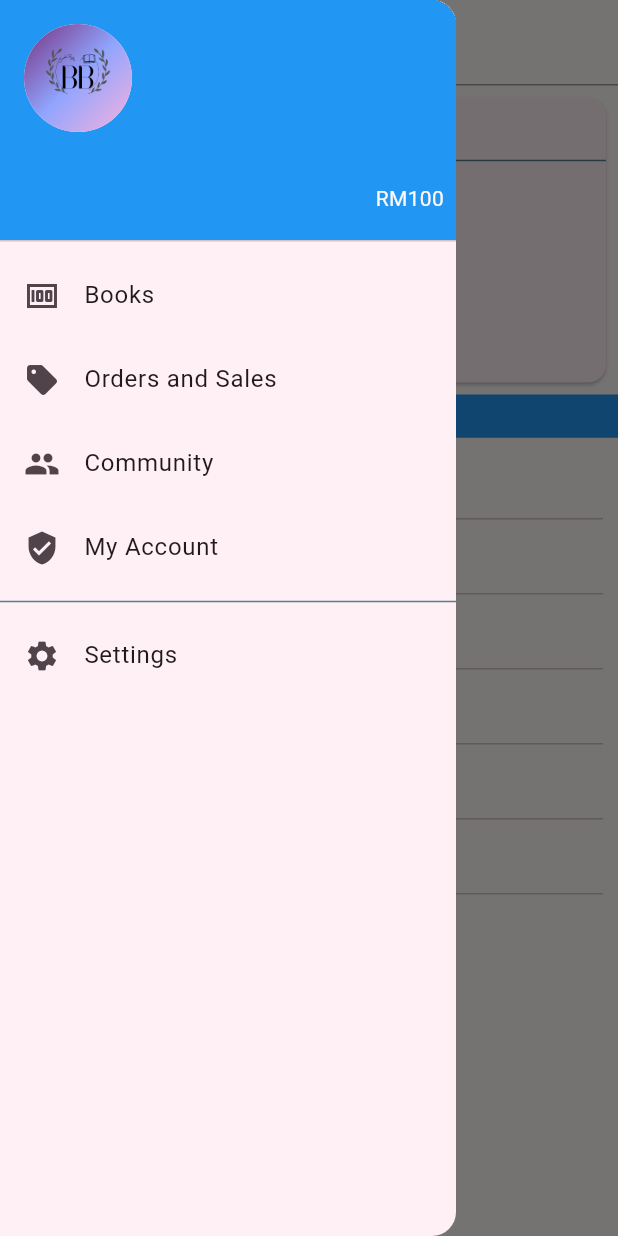
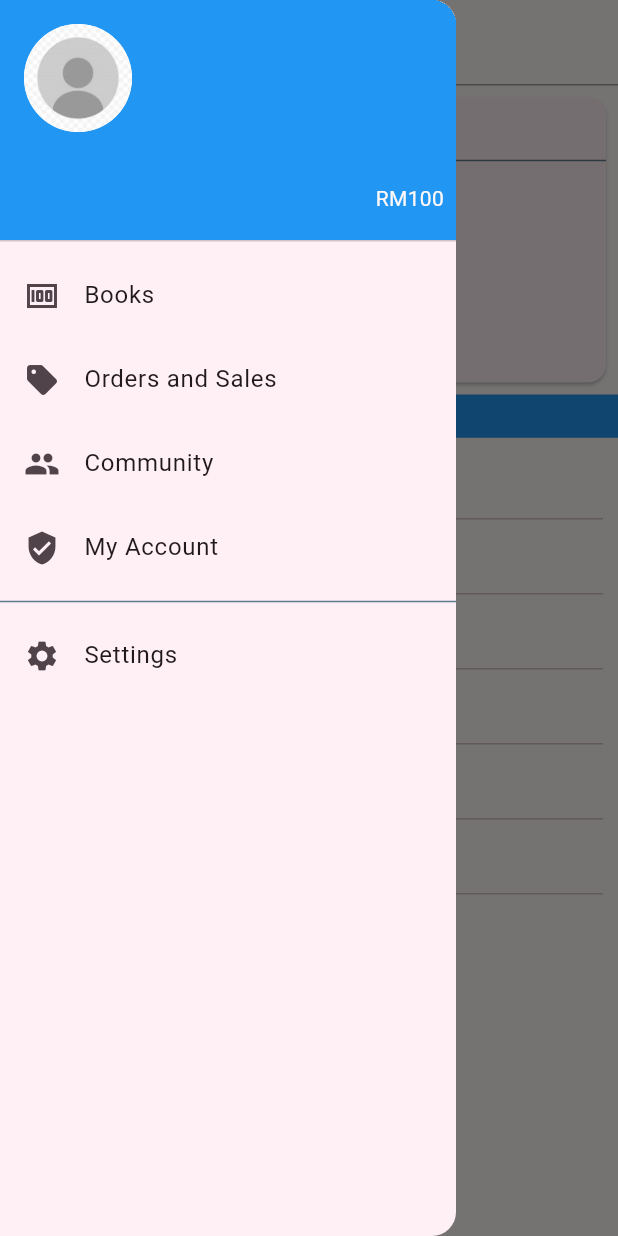
Before and after one commit to nurafifah0/bookbyte, a Flutter app: the ProfilePage screen opened directly with empty values, with the side drawer open, on a phone screen of 412 x 824 dp. Run offline on Flutter 3.47's test engine with Material 3 defaults, Android fonts, the phone set to English and light mode, and no system bars; our stand-ins replace shared_preferences; accounts and stored records are empty.

```diff
--- a/lib/shared/mydrawer.dart
+++ b/lib/shared/mydrawer.dart
@@ -30,7 +30,7 @@ class _MyDrawerState extends State<MyDrawer> {
               color: Colors.blue,
             ),
             currentAccountPicture: const CircleAvatar(
-                foregroundImage: AssetImage('assets/images/p1.png'),
+                foregroundImage: AssetImage('assets/images/pr.jpeg'),
                 backgroundColor: Colors.white),
             accountName: Text(widget.userdata.username.toString()),
             accountEmail: Padding(
--- a/lib/views/profilepage.dart
+++ b/lib/views/profilepage.dart
@@ -62,7 +62,7 @@ class _ProfilePageState extends State<ProfilePage> {
                   width: screenWidth * 0.4,
                   height: screenHeight * 0.4,
                   child: Image.asset(
-                    'assets/images/p1.png',
+                    'assets/images/pr.jpeg',
                     fit: BoxFit.contain,
                   ),
                 ),
```
Also changed, not shown: assets/images/pr.jpeg (added), assets/images/profile.jpg (added).
